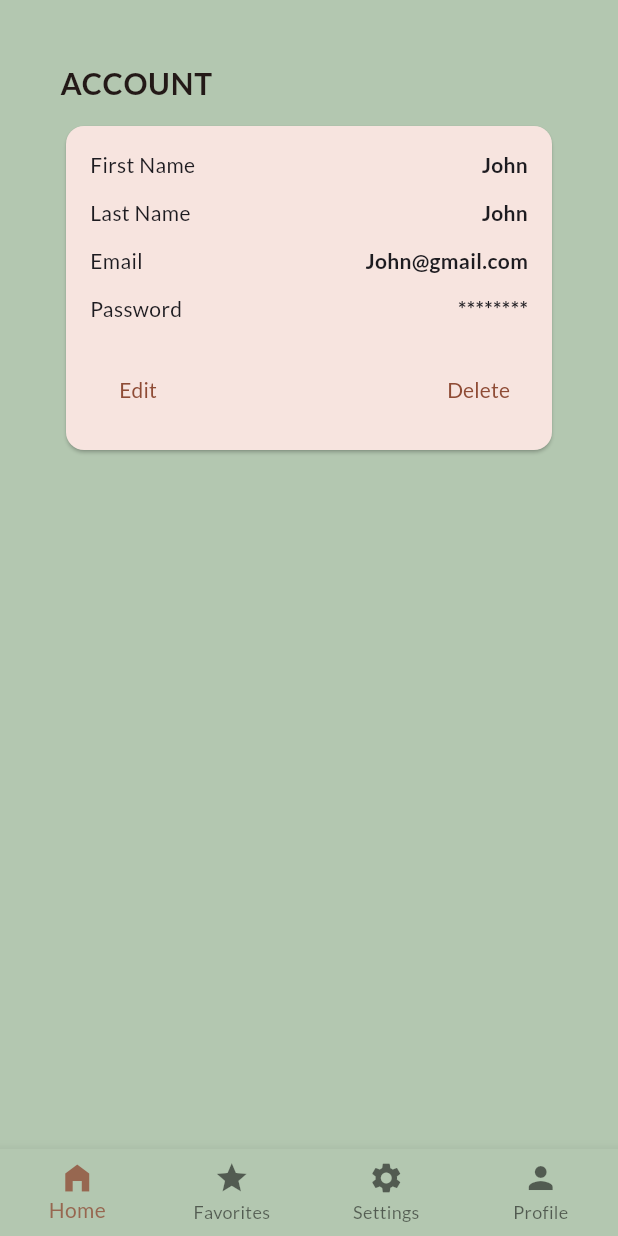
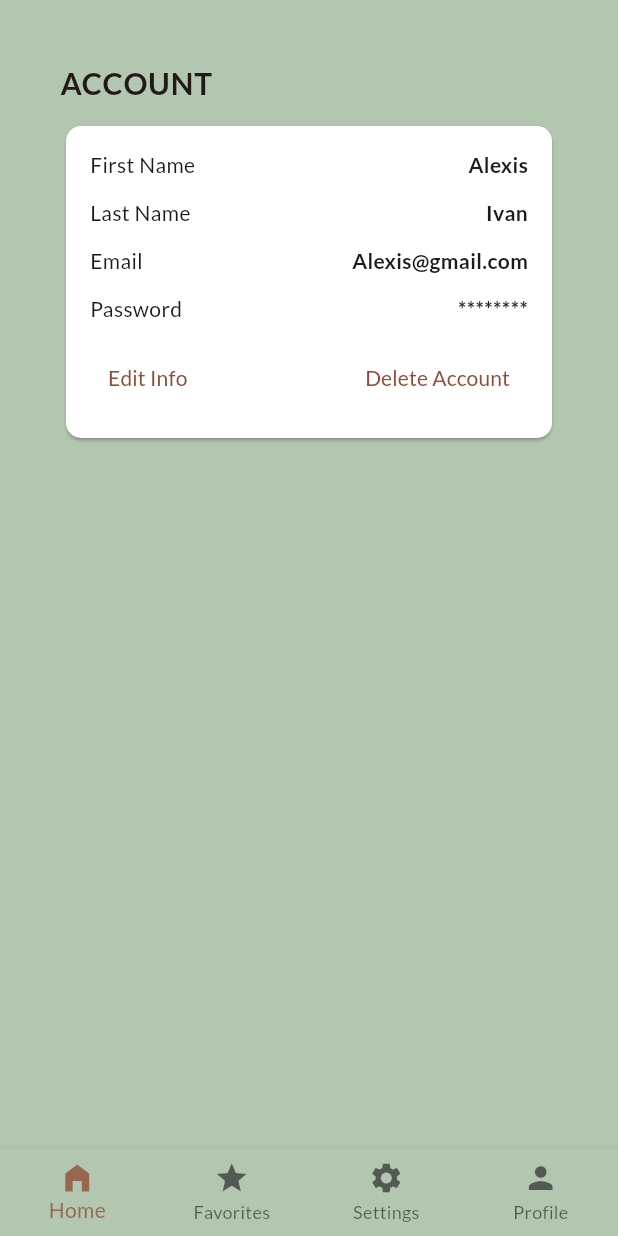
Before and after one commit to AlexisIvan2000/NutriAI_Lex, a Flutter app: the SettingsScreen screen opened directly, on a phone screen of 412 x 824 dp. Run offline on Flutter 3.47's test engine with Material 3 defaults, Android fonts, the phone set to English and light mode, and no system bars; our stand-ins replace google_fonts.

Commit message:
Improved account settings interface: updated button colours, names and text for better clarity.

```diff
--- a/front_end/lib/widgets/dashboard/account_setting.dart
+++ b/front_end/lib/widgets/dashboard/account_setting.dart
@@ -11,7 +11,10 @@ class _AccountSettingState extends State<AccountSetting> {
   @override
   Widget build(BuildContext context) {
     return Card(
-      color: Theme.of(context).colorScheme.surfaceContainerHigh,
+      color: Colors.white,
+      shape: RoundedRectangleBorder(
+        borderRadius: BorderRadius.circular(10.0),
+      ),
       child: Padding(
         padding: const EdgeInsets.all(16.0),
         child: Column(
@@ -23,7 +26,7 @@ class _AccountSettingState extends State<AccountSetting> {
                 Text('First Name',
                   style: Theme.of(context).textTheme.bodyMedium,
                 ),
-                Text('John',
+                Text('Alexis',
                   style: Theme.of(context).textTheme.bodyMedium!.copyWith(
                     fontWeight: FontWeight.w600,
                   ),
@@ -37,7 +40,7 @@ class _AccountSettingState extends State<AccountSetting> {
                 Text('Last Name',
                   style: Theme.of(context).textTheme.bodyMedium,
                 ),
-                Text('John',
+                Text('Ivan',
                   style: Theme.of(context).textTheme.bodyMedium!.copyWith(
                     fontWeight: FontWeight.w600,
                   ),
@@ -51,7 +54,7 @@ class _AccountSettingState extends State<AccountSetting> {
                 Text('Email',
                   style: Theme.of(context).textTheme.bodyMedium,
                 ),
-                Text('John@gmail.com',
+                Text('Alexis@gmail.com',
                   style: Theme.of(context).textTheme.bodyMedium!.copyWith(
                     fontWeight: FontWeight.w600,
                   ),
@@ -72,7 +75,7 @@ class _AccountSettingState extends State<AccountSetting> {
                 ),
               ],
             ),
-            const SizedBox(height: 20),
+            const SizedBox(height: 12),
             Row(
               mainAxisAlignment: MainAxisAlignment.spaceBetween,
               children: [
@@ -80,13 +83,13 @@ class _AccountSettingState extends State<AccountSetting> {
                   onPressed: () {
                     // Handle edit action
                   },
-                  child: const Text('Edit'),
+                  child: const Text('Edit Info'),
                 ),
                 TextButton(
                   onPressed: () {
                     // Handle change password action
                   },
-                  child: const Text('Delete'),
+                  child: const Text('Delete Account'),
                 ),
               ],
             )
```
